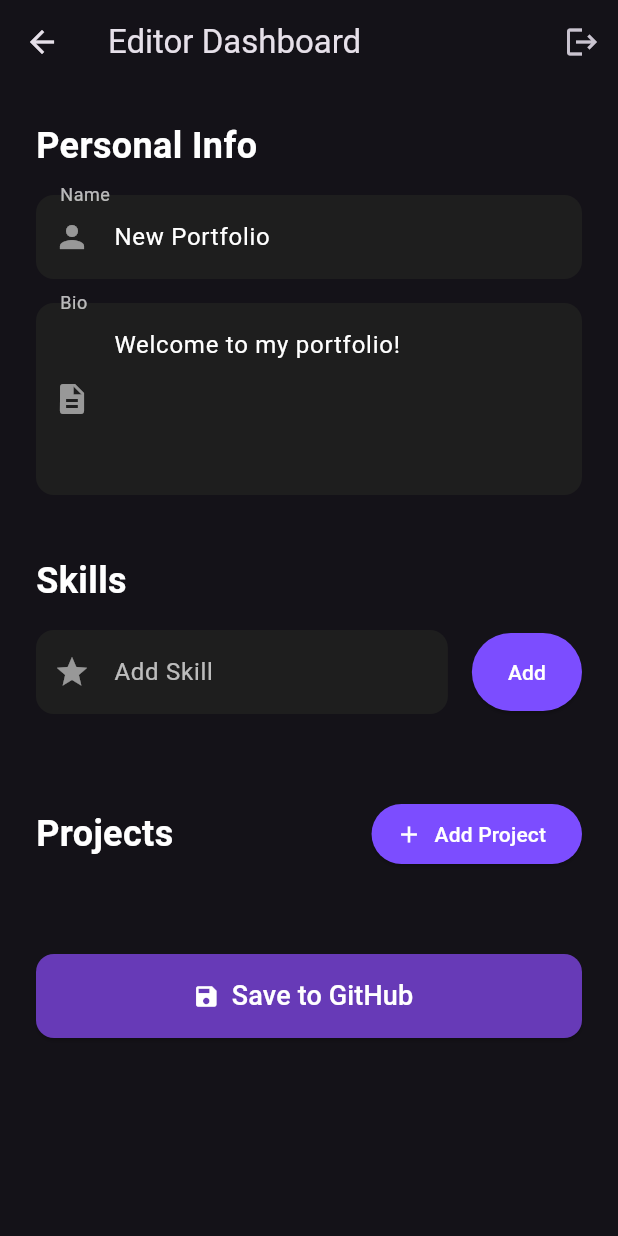
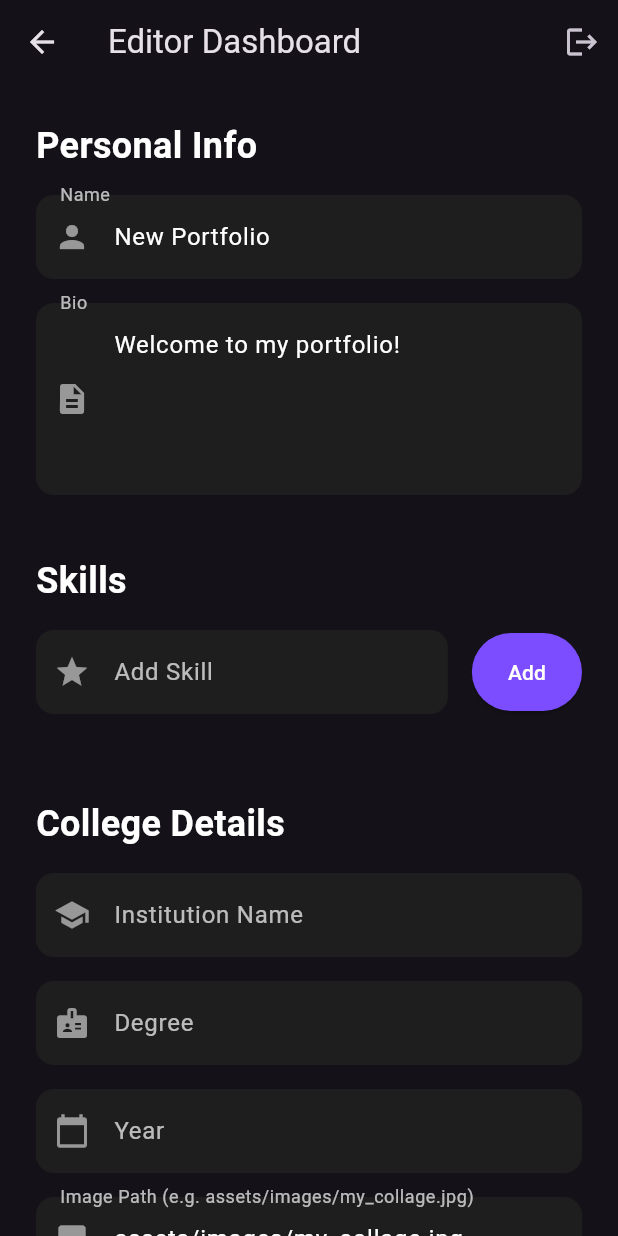
Before and after one commit to sanjaytamilan0/Portfolio_ftr, a Flutter app: the EditorDashboard screen opened directly, on a phone screen of 412 x 824 dp. Run offline on Flutter 3.47's test engine with Material 3 defaults, Android fonts, the phone set to English and light mode, and no system bars; our stand-ins replace flutter_animate, flutter_riverpod; network calls fail.

Commit message:
Feat: Add College Details section

```diff
--- a/database.json
+++ b/database.json
@@ -15,6 +15,12 @@
     "Riverpod",
     "GetX"
   ],
+  "collegeDetails": {
+    "institution": "My College",
+    "degree": "B.Sc Computer Science",
+    "year": "2020-2024",
+    "imagePath": "assets/images/my_collage.jpg"
+  },
   "projects": [
     {
       "title": "Snapper",
--- a/lib/models/portfolio_data.dart
+++ b/lib/models/portfolio_data.dart
@@ -2,12 +2,14 @@ class PortfolioData {
   final String name;
   final String bio;
   final List<String> skills;
+  final CollegeDetails? collegeDetails;
   final List<Project> projects;
 
   PortfolioData({
     required this.name,
     required this.bio,
     required this.skills,
+    this.collegeDetails,
     required this.projects,
   });
 
@@ -16,6 +18,7 @@ class PortfolioData {
       name: json['name'] ?? '',
       bio: json['bio'] ?? '',
       skills: json['skills'] != null ? List<String>.from(json['skills']) : [],
+      collegeDetails: json['collegeDetails'] != null ? CollegeDetails.fromJson(json['collegeDetails']) : null,
       projects: (json['projects'] as List<dynamic>?)
               ?.map((e) => Project.fromJson(e as Map<String, dynamic>))
               .toList() ??
@@ -28,6 +31,7 @@ class PortfolioData {
       'name': name,
       'bio': bio,
       'skills': skills,
+      'collegeDetails': collegeDetails?.toJson(),
       'projects': projects.map((e) => e.toJson()).toList(),
     };
   }
@@ -36,12 +40,14 @@ class PortfolioData {
     String? name,
     String? bio,
     List<String>? skills,
+    CollegeDetails? collegeDetails,
     List<Project>? projects,
   }) {
     return PortfolioData(
       name: name ?? this.name,
       bio: bio ?? this.bio,
       skills: skills ?? this.skills,
+      collegeDetails: collegeDetails ?? this.collegeDetails,
       projects: projects ?? this.projects,
     );
   }
@@ -86,3 +92,49 @@ class Project {
     );
   }
 }
+
+class CollegeDetails {
+  final String institution;
+  final String degree;
+  final String year;
+  final String imagePath;
+
+  CollegeDetails({
+    required this.institution,
+    required this.degree,
+    required this.year,
+    required this.imagePath,
+  });
+
+  factory CollegeDetails.fromJson(Map<String, dynamic> json) {
+    return CollegeDetails(
+      institution: json['institution'] ?? '',
+      degree: json['degree'] ?? '',
+      year: json['year'] ?? '',
+      imagePath: json['imagePath'] ?? '',
+    );
+  }
+
+  Map<String, dynamic> toJson() {
+    return {
+      'institution': institution,
+      'degree': degree,
+      'year': year,
+      'imagePath': imagePath,
+    };
+  }
+
+  CollegeDetails copyWith({
+    String? institution,
+    String? degree,
+    String? year,
+    String? imagePath,
+  }) {
+    return CollegeDetails(
+      institution: institution ?? this.institution,
+      degree: degree ?? this.degree,
+      year: year ?? this.year,
+      imagePath: imagePath ?? this.imagePath,
+    );
+  }
+}
--- a/lib/screens/android/editor_dashboard.dart
+++ b/lib/screens/android/editor_dashboard.dart
@@ -45,6 +45,10 @@ class _EditorFormState extends ConsumerState<_EditorForm> {
   late TextEditingController _nameController;
   late TextEditingController _bioController;
   late TextEditingController _skillController;
+  late TextEditingController _collegeInstitutionController;
+  late TextEditingController _collegeDegreeController;
+  late TextEditingController _collegeYearController;
+  late TextEditingController _collegeImageController;
   late List<String> _skills;
   late List<Project> _projects;
   bool _isSaving = false;
@@ -55,6 +59,10 @@ class _EditorFormState extends ConsumerState<_EditorForm> {
     _nameController = TextEditingController(text: widget.data.name);
     _bioController = TextEditingController(text: widget.data.bio);
     _skillController = TextEditingController();
+    _collegeInstitutionController = TextEditingController(text: widget.data.collegeDetails?.institution ?? '');
+    _collegeDegreeController = TextEditingController(text: widget.data.collegeDetails?.degree ?? '');
+    _collegeYearController = TextEditingController(text: widget.data.collegeDetails?.year ?? '');
+    _collegeImageController = TextEditingController(text: widget.data.collegeDetails?.imagePath ?? 'assets/images/my_collage.jpg');
     _skills = List.from(widget.data.skills);
     _projects = List.from(widget.data.projects);
   }
@@ -64,6 +72,10 @@ class _EditorFormState extends ConsumerState<_EditorForm> {
     _nameController.dispose();
     _bioController.dispose();
     _skillController.dispose();
+    _collegeInstitutionController.dispose();
+    _collegeDegreeController.dispose();
+    _collegeYearController.dispose();
+    _collegeImageController.dispose();
     super.dispose();
   }
 
@@ -76,6 +88,12 @@ class _EditorFormState extends ConsumerState<_EditorForm> {
       name: _nameController.text,
       bio: _bioController.text,
       skills: _skills,
+      collegeDetails: CollegeDetails(
+        institution: _collegeInstitutionController.text,
+        degree: _collegeDegreeController.text,
+        year: _collegeYearController.text,
+        imagePath: _collegeImageController.text,
+      ),
       projects: _projects,
     );
 
@@ -191,6 +209,32 @@ class _EditorFormState extends ConsumerState<_EditorForm> {
                   },
                 );
               }).toList(),
+            ),
+            const SizedBox(height: 40),
+            const Text('College Details', style: TextStyle(fontSize: 24, fontWeight: FontWeight.bold, color: Colors.white)),
+            const SizedBox(height: 16),
+            _buildTextField(
+              controller: _collegeInstitutionController,
+              label: 'Institution Name',
+              icon: Icons.school,
+            ),
+            const SizedBox(height: 16),
+            _buildTextField(
+              controller: _collegeDegreeController,
+              label: 'Degree',
+              icon: Icons.badge,
+            ),
+            const SizedBox(height: 16),
+            _buildTextField(
+              controller: _collegeYearController,
+              label: 'Year',
+              icon: Icons.calendar_today,
+            ),
+            const SizedBox(height: 16),
+            _buildTextField(
+              controller: _collegeImageController,
+              label: 'Image Path (e.g. assets/images/my_collage.jpg)',
+              icon: Icons.image,
             ),
             const SizedBox(height: 40),
             Row(
--- a/pubspec.yaml
+++ b/pubspec.yaml
@@ -62,9 +62,8 @@ flutter:
   uses-material-design: true
 
   # To add assets to your application, add an assets section, like this:
-  # assets:
-  #   - images/a_dot_burr.jpeg
-  #   - images/a_dot_ham.jpeg
+  assets:
+    - assets/images/
 
   # An image asset can refer to one or more resolution-specific "variants", see
   # https://flutter.dev/to/resolution-aware-images
```
Also changed, not shown: lib/screens/web/portfolio_screen.dart (+55 -0 lines), assets/images/achivement.png (added), assets/images/my_collage.jpg (added), assets/images/my_info.jpeg (added).
